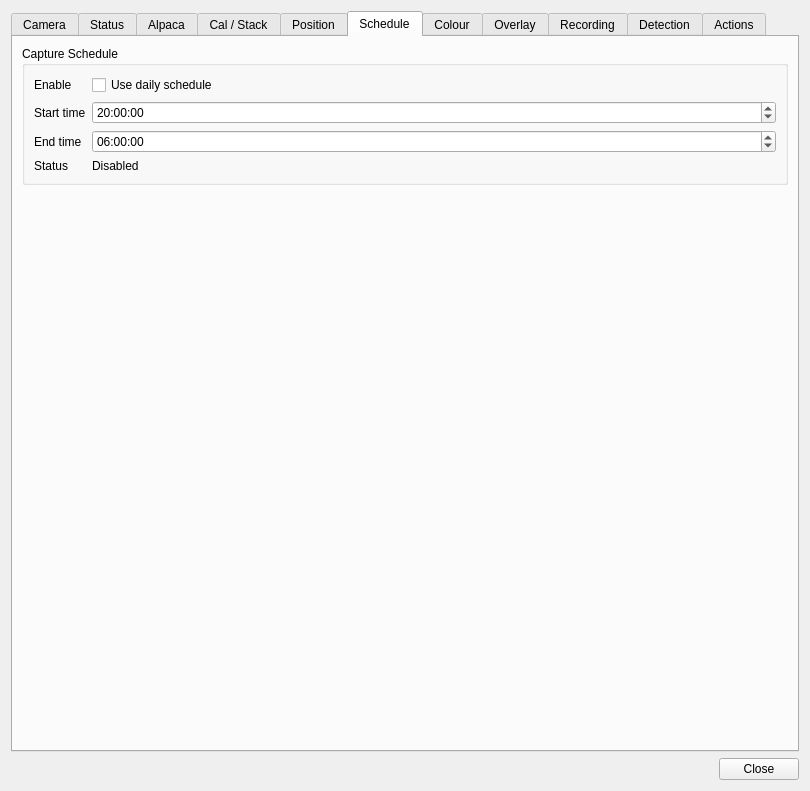
This is plugins/feature/camera/camerasettingsdialog.ui in srcejon/sdrangel as Qt 5 draws it before an edit. The edited form follows.
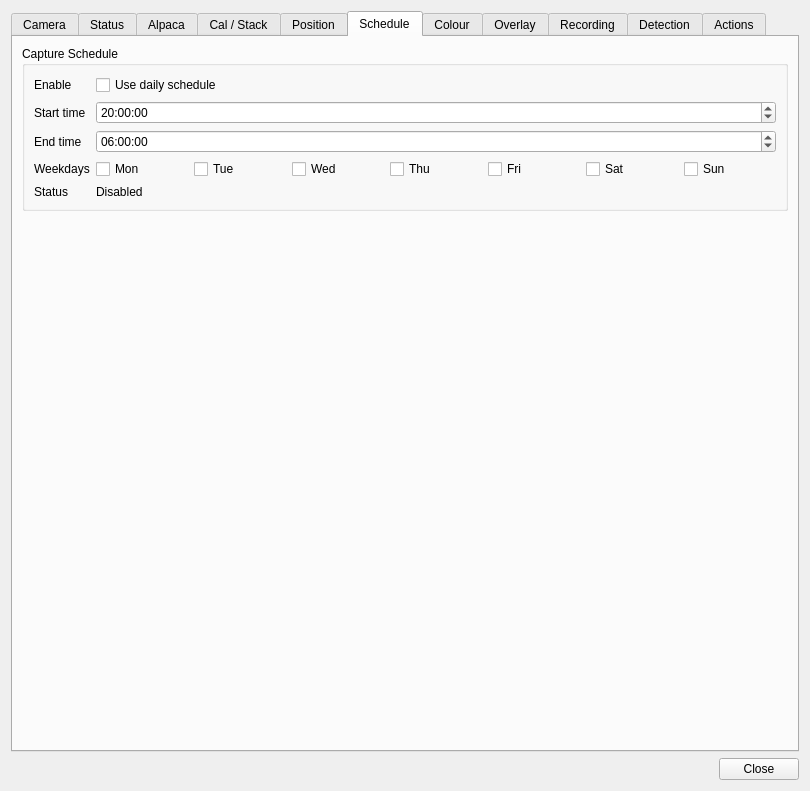
This is the edited form. The open tabs and pages were chosen to show the change. Icons and pictures are not drawn.

Commit message: Add weekday camera capture scheduling

```diff
--- a/plugins/feature/camera/camerasettingsdialog.ui
+++ b/plugins/feature/camera/camerasettingsdialog.ui
@@ -1673,13 +1673,73 @@
            </widget>
           </item>
           <item row="3" column="0">
+           <widget class="QLabel" name="scheduleWeekdaysLabel">
+            <property name="text">
+             <string>Weekdays</string>
+            </property>
+           </widget>
+          </item>
+          <item row="3" column="1">
+           <layout class="QHBoxLayout" name="scheduleWeekdaysLayout">
+            <item>
+             <widget class="QCheckBox" name="scheduleMondayCheck">
+              <property name="text">
+               <string>Mon</string>
+              </property>
+             </widget>
+            </item>
+            <item>
+             <widget class="QCheckBox" name="scheduleTuesdayCheck">
+              <property name="text">
+               <string>Tue</string>
+              </property>
+             </widget>
+            </item>
+            <item>
+             <widget class="QCheckBox" name="scheduleWednesdayCheck">
+              <property name="text">
+               <string>Wed</string>
+              </property>
+             </widget>
+            </item>
+            <item>
+             <widget class="QCheckBox" name="scheduleThursdayCheck">
+              <property name="text">
+               <string>Thu</string>
+              </property>
+             </widget>
+            </item>
+            <item>
+             <widget class="QCheckBox" name="scheduleFridayCheck">
+              <property name="text">
+               <string>Fri</string>
+              </property>
+             </widget>
+            </item>
+            <item>
+             <widget class="QCheckBox" name="scheduleSaturdayCheck">
+              <property name="text">
+               <string>Sat</string>
+              </property>
+             </widget>
+            </item>
+            <item>
+             <widget class="QCheckBox" name="scheduleSundayCheck">
+              <property name="text">
+               <string>Sun</string>
+              </property>
+             </widget>
+            </item>
+           </layout>
+          </item>
+          <item row="4" column="0">
            <widget class="QLabel" name="scheduleStatusLabel">
             <property name="text">
              <string>Status</string>
             </property>
            </widget>
           </item>
-          <item row="3" column="1">
+          <item row="4" column="1">
            <widget class="QLabel" name="scheduleStatusValue">
             <property name="text">
              <string>Disabled</string>
```
The commit also changes 4 other files.
